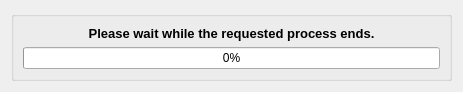
First picture: the form in dbtool/dlgprogress.ui, repository tbikfalvi/Belenus, before the edit.
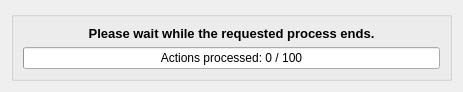
Second picture: the form after the edit.

The edit to the form file:
```diff
--- a/dbtool/dlgprogress.ui
+++ b/dbtool/dlgprogress.ui
@@ -60,6 +60,9 @@
         <property name="alignment">
          <set>Qt::AlignCenter</set>
         </property>
+        <property name="format">
+         <string>Actions processed: %v / %m</string>
+        </property>
        </widget>
       </item>
      </layout>
```
